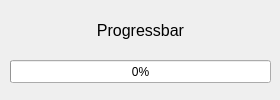
Above: ui/Progressbar.ui from ird87/pycnometer before the change. Below: the same form after it.
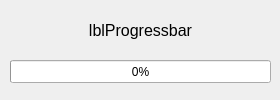
That is the form after the change.

Diff of the .ui file:
```diff
--- a/ui/Progressbar.ui
+++ b/ui/Progressbar.ui
@@ -42,7 +42,7 @@
     </font>
    </property>
    <property name="text">
-    <string>Progressbar</string>
+    <string>lblProgressbar</string>
    </property>
    <property name="alignment">
     <set>Qt::AlignCenter</set>
```
Left out of the diff: 2 changed lines with no effect on the pictures.
